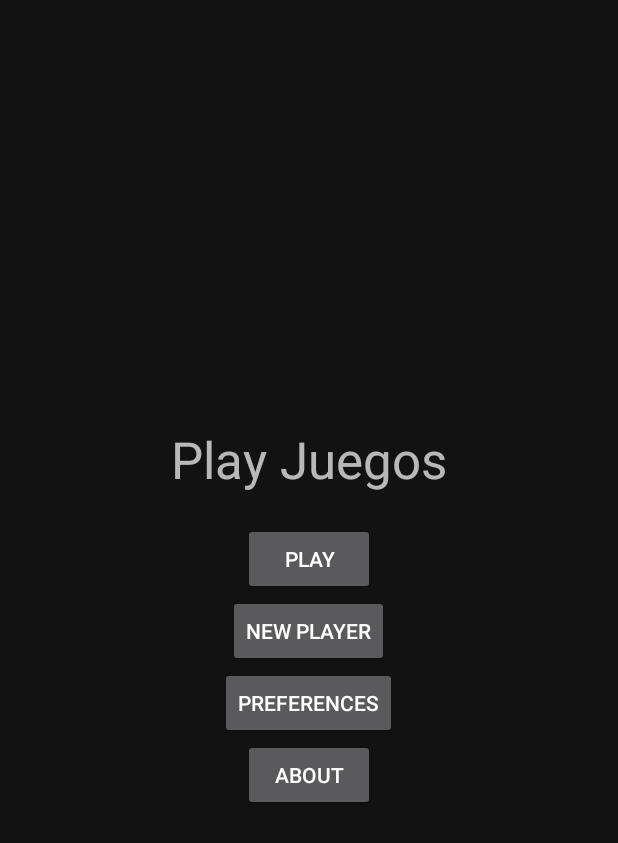
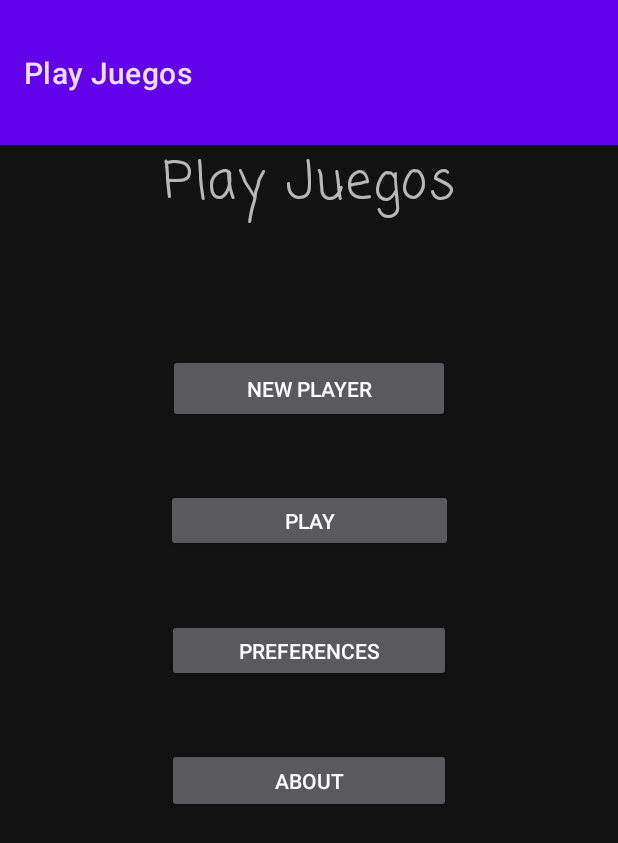
Before and after one commit to Nebot774/Play-juegos-interfazes, an Android app built with Jetpack Compose: the screen it shows after launch (MainActivity), on a phone screen of 412 x 824 dp. Shown: the top 843 px of the screen. Run offline under Robolectric (Android 15) with nearby library versions, the phone set to English and light mode, and no system bars.

Commit message:
actividad 2 completa

```diff
--- a/app/build.gradle.kts
+++ b/app/build.gradle.kts
@@ -69,4 +69,6 @@ dependencies {
     androidTestImplementation("androidx.compose.ui:ui-test-junit4")
     debugImplementation("androidx.compose.ui:ui-tooling")
     debugImplementation("androidx.compose.ui:ui-test-manifest")
+
+
 }
--- a/app/src/main/AndroidManifest.xml
+++ b/app/src/main/AndroidManifest.xml
@@ -15,10 +15,7 @@
             android:exported="true"
             android:label="@string/app_name"
             android:theme="@style/Theme.MaterialComponents">
-            <intent-filter>
-                <action android:name="android.intent.action.MAIN" />
-                <category android:name="android.intent.category.LAUNCHER" />
-            </intent-filter>
+            <!-- Elimina el intent filter de aquí -->
         </activity>
         <activity
             android:name=".MainActivity"
@@ -30,5 +27,6 @@
                 <category android:name="android.intent.category.LAUNCHER" />
             </intent-filter>
         </activity>
+
     </application>
 </manifest>
--- a/app/src/main/res/layout-land/activity_main.xml
+++ b/app/src/main/res/layout-land/activity_main.xml
@@ -1,40 +1,75 @@
 <?xml version="1.0" encoding="utf-8"?>
-<LinearLayout xmlns:android="http://schemas.android.com/apk/res/android"
-    android:orientation="vertical"
+<androidx.constraintlayout.widget.ConstraintLayout xmlns:android="http://schemas.android.com/apk/res/android"
+    xmlns:app="http://schemas.android.com/apk/res-auto"
+    xmlns:tools="http://schemas.android.com/tools"
     android:layout_width="match_parent"
     android:layout_height="match_parent"
-    android:gravity="center">
+    tools:context=".MainActivity">
+
+    <androidx.appcompat.widget.Toolbar
+        android:id="@+id/toolbar"
+        android:layout_width="match_parent"
+        android:layout_height="?attr/actionBarSize"
+        android:background="@color/mi_color_primary"
+        android:theme="?attr/actionBarTheme"
+        app:layout_constraintTop_toTopOf="parent"
+        app:title="Play Juegos" />
 
     <TextView
         android:id="@+id/textView"
         android:layout_width="wrap_content"
         android:layout_height="wrap_content"
+        android:layout_marginTop="20dp"
+        android:fontFamily="casual"
         android:text="Play Juegos"
-        android:textSize="34sp" />
+        android:textAppearance="@style/TextAppearance.AppCompat.Display3"
+        android:textSize="34sp"
+        app:layout_constraintLeft_toLeftOf="parent"
+        app:layout_constraintRight_toRightOf="parent"
+        app:layout_constraintTop_toBottomOf="@+id/toolbar" />
+
+    <Button
+        android:id="@+id/button1"
+        android:layout_width="wrap_content"
+        android:layout_height="wrap_content"
+        android:layout_marginTop="20dp"
+        android:text="NEW PLAYER"
+        app:layout_constraintHorizontal_bias="0.499"
+        app:layout_constraintLeft_toLeftOf="parent"
+        app:layout_constraintRight_toRightOf="parent"
+        app:layout_constraintTop_toBottomOf="@+id/textView" />
 
     <Button
         android:id="@+id/button"
         android:layout_width="wrap_content"
         android:layout_height="wrap_content"
-        android:layout_marginTop="20dp"
-        android:text="Play" />
-
-    <Button
-        android:id="@+id/button2"
-        android:layout_width="wrap_content"
-        android:layout_height="wrap_content"
-        android:text="NEW PLAYER" />
+        android:layout_marginTop="12dp"
+        android:text="PLAY"
+        app:layout_constraintHorizontal_bias="0.499"
+        app:layout_constraintLeft_toLeftOf="parent"
+        app:layout_constraintRight_toRightOf="parent"
+        app:layout_constraintTop_toBottomOf="@+id/button1" />
 
     <Button
         android:id="@+id/button3"
         android:layout_width="wrap_content"
         android:layout_height="wrap_content"
-        android:text="PREFERENCES" />
+        android:layout_marginTop="16dp"
+        android:text="PREFERENCES"
+        app:layout_constraintHorizontal_bias="0.499"
+        app:layout_constraintLeft_toLeftOf="parent"
+        app:layout_constraintRight_toRightOf="parent"
+        app:layout_constraintTop_toBottomOf="@+id/button" />
 
     <Button
         android:id="@+id/button4"
         android:layout_width="wrap_content"
         android:layout_height="wrap_content"
-        android:text="ABOUT" />
+        android:layout_marginTop="16dp"
+        android:text="ABOUT"
+        app:layout_constraintHorizontal_bias="0.499"
+        app:layout_constraintLeft_toLeftOf="parent"
+        app:layout_constraintRight_toRightOf="parent"
+        app:layout_constraintTop_toBottomOf="@+id/button3" />
 
-</LinearLayout>
+</androidx.constraintlayout.widget.ConstraintLayout>
--- a/app/src/main/res/layout/activity_main.xml
+++ b/app/src/main/res/layout/activity_main.xml
@@ -1,40 +1,96 @@
 <?xml version="1.0" encoding="utf-8"?>
-<LinearLayout xmlns:android="http://schemas.android.com/apk/res/android"
-    android:orientation="vertical"
+<androidx.constraintlayout.widget.ConstraintLayout xmlns:android="http://schemas.android.com/apk/res/android"
+    xmlns:app="http://schemas.android.com/apk/res-auto"
+    xmlns:tools="http://schemas.android.com/tools"
     android:layout_width="match_parent"
     android:layout_height="match_parent"
-    android:gravity="center">
+    tools:context=".MainActivity">
 
     <TextView
         android:id="@+id/textView"
-        android:layout_width="wrap_content"
-        android:layout_height="wrap_content"
+        android:layout_width="634dp"
+        android:layout_height="75dp"
+        android:fontFamily="casual"
         android:text="Play Juegos"
-        android:textSize="34sp" />
+        android:textAlignment="center"
+        android:textAppearance="@style/TextAppearance.MaterialComponents.Caption"
+        android:textSize="34sp"
+        app:layout_constraintBottom_toBottomOf="parent"
+        app:layout_constraintEnd_toEndOf="parent"
+        app:layout_constraintHorizontal_bias="0.502"
+        app:layout_constraintStart_toStartOf="parent"
+        app:layout_constraintTop_toTopOf="parent"
+        app:layout_constraintVertical_bias="0.129" />
 
     <Button
         android:id="@+id/button"
-        android:layout_width="wrap_content"
-        android:layout_height="wrap_content"
-        android:layout_marginTop="20dp"
-        android:text="Play" />
+        android:layout_width="191dp"
+        android:layout_height="42dp"
+        android:layout_marginStart="100dp"
+        android:layout_marginTop="15dp"
+        android:layout_marginEnd="100dp"
+        android:layout_marginBottom="15dp"
+        android:text="PLAY"
+        app:layout_constraintBottom_toTopOf="@+id/button3"
+        app:layout_constraintEnd_toEndOf="parent"
+        app:layout_constraintStart_toStartOf="parent"
+        app:layout_constraintTop_toBottomOf="@+id/button1" />
 
     <Button
-        android:id="@+id/button2"
-        android:layout_width="wrap_content"
-        android:layout_height="wrap_content"
-        android:text="NEW PLAYER" />
+        android:id="@+id/button1"
+        android:layout_width="188dp"
+        android:layout_height="46dp"
+        android:layout_marginStart="100dp"
+        android:layout_marginTop="50dp"
+        android:layout_marginEnd="100dp"
+        android:layout_marginBottom="15dp"
+        android:text="NEW PLAYER"
+        app:layout_constraintBottom_toTopOf="@+id/button"
+        app:layout_constraintEnd_toEndOf="parent"
+        app:layout_constraintStart_toStartOf="parent"
+        app:layout_constraintTop_toBottomOf="@+id/textView" />
 
     <Button
         android:id="@+id/button3"
-        android:layout_width="wrap_content"
-        android:layout_height="wrap_content"
-        android:text="PREFERENCES" />
+        android:layout_width="189dp"
+        android:layout_height="42dp"
+        android:layout_marginStart="100dp"
+        android:layout_marginTop="15dp"
+        android:layout_marginEnd="100dp"
+        android:layout_marginBottom="15dp"
+        android:text="PREFERENCES"
+        app:layout_constraintBottom_toTopOf="@+id/button4"
+        app:layout_constraintEnd_toEndOf="parent"
+        app:layout_constraintStart_toStartOf="parent"
+        app:layout_constraintTop_toBottomOf="@+id/button" />
 
     <Button
         android:id="@+id/button4"
-        android:layout_width="wrap_content"
-        android:layout_height="wrap_content"
-        android:text="ABOUT" />
+        android:layout_width="189dp"
+        android:layout_height="43dp"
+        android:layout_marginStart="100dp"
+        android:layout_marginTop="15dp"
+        android:layout_marginEnd="100dp"
+        android:layout_marginBottom="268dp"
+        android:text="ABOUT"
+        app:layout_constraintBottom_toBottomOf="parent"
+        app:layout_constraintEnd_toEndOf="parent"
+        app:layout_constraintStart_toStartOf="parent"
+        app:layout_constraintTop_toBottomOf="@+id/button3" />
 
-</LinearLayout>
+    <androidx.appcompat.widget.Toolbar
+        android:id="@+id/toolbar"
+        android:layout_width="0dp"
+        android:layout_height="0dp"
+        android:background="@color/mi_color_primary"
+        android:minHeight="?attr/actionBarSize"
+        android:theme="?attr/actionBarTheme"
+        app:layout_constraintBottom_toTopOf="@+id/textView"
+        app:layout_constraintEnd_toEndOf="parent"
+        app:layout_constraintStart_toStartOf="parent"
+        app:layout_constraintTop_toTopOf="parent"
+        app:title="Play Juegos"
+        tools:ignore="MissingConstraints" />
+
+
+</androidx.constraintlayout.widget.ConstraintLayout>
--- a/app/src/main/res/values/strings.xml
+++ b/app/src/main/res/values/strings.xml
@@ -1,3 +1,6 @@
 <resources>
     <string name="app_name">Play Juegos</string>
+    <string name="action_settings">settings\n</string>
+    <string name="action_search">search\n</string>
+    <string name="action_add">add</string>
 </resources>
```
Also changed, not shown: app/src/main/java/com/example/playjuegos/MainActivity.kt (+21 -15 lines), app/src/main/res/layout-land/newplayer.xml (+28 -2 lines), app/src/main/res/layout/newplayer.xml (+40 -10 lines), app/src/main/res/values/colors.xml (+6 -5 lines).
